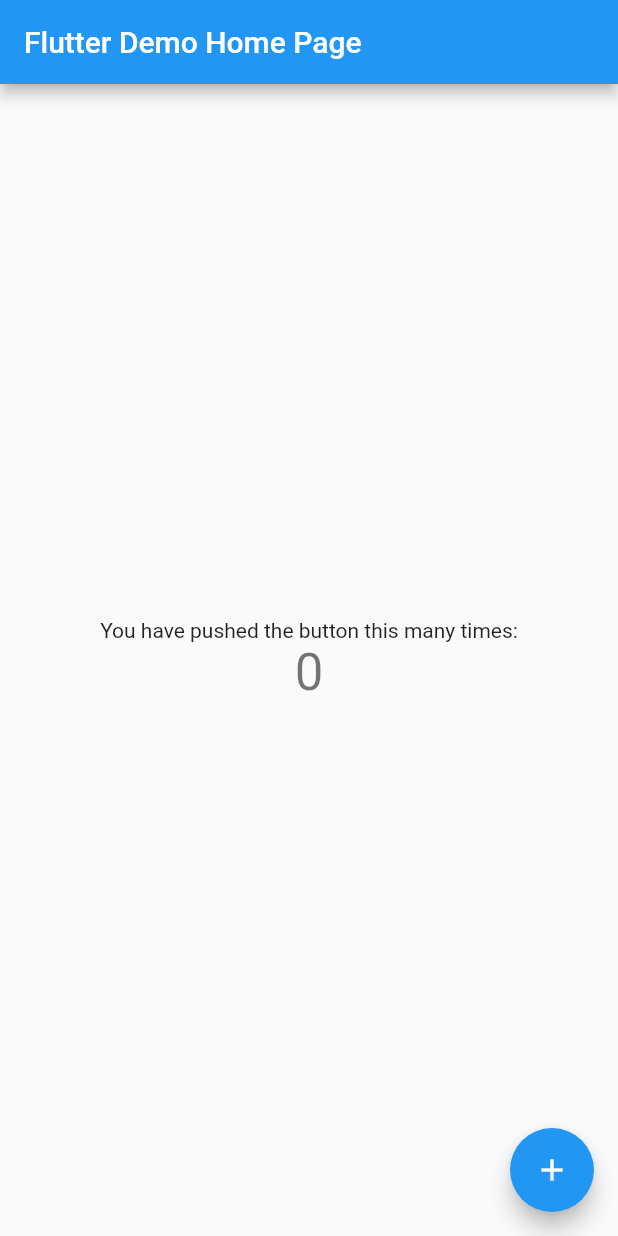
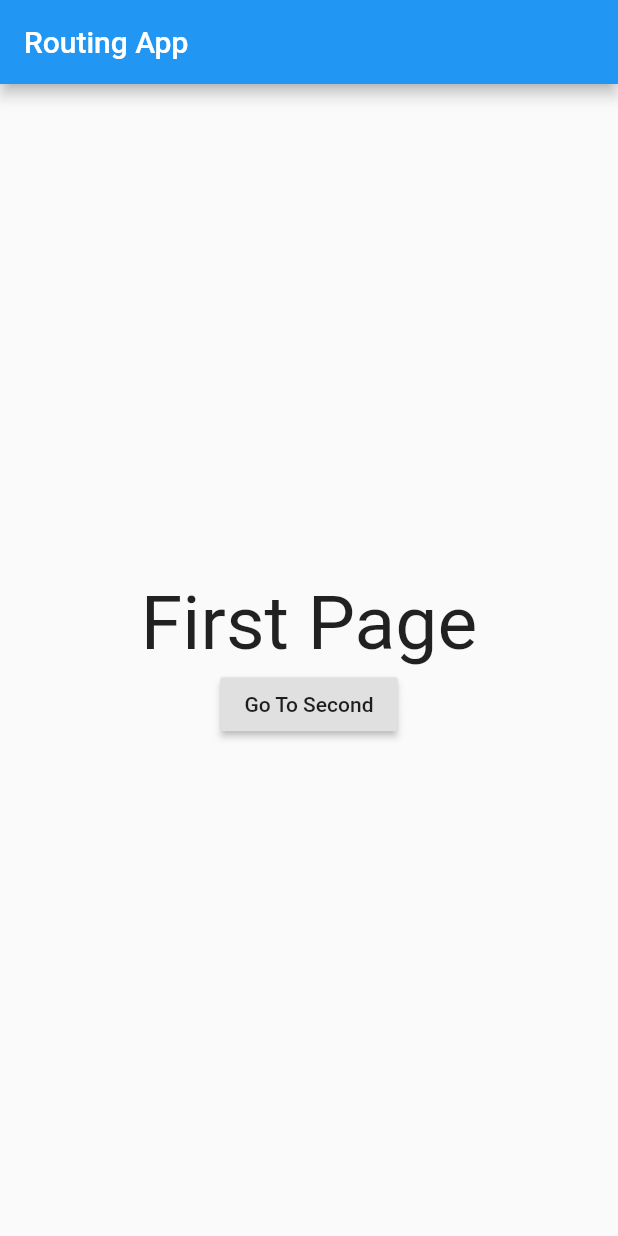
Before and after one commit to ekoRemDev/flutter_routes_and_navigation, a Flutter app: the screen it shows after launch, on a phone screen of 412 x 824 dp. Run offline on Flutter 3.47's test engine with Material 2 defaults, Android fonts, the phone set to English and light mode, and no system bars.

Commit message:
basic routing

```diff
--- a/lib/main.dart
+++ b/lib/main.dart
@@ -3,109 +3,72 @@ import 'package:flutter/material.dart';
 void main() => runApp(MyApp());
 
 class MyApp extends StatelessWidget {
-  // This widget is the root of your application.
   @override
   Widget build(BuildContext context) {
     return MaterialApp(
-      title: 'Flutter Demo',
-      theme: ThemeData(
-        // This is the theme of your application.
-        //
-        // Try running your application with "flutter run". You'll see the
-        // application has a blue toolbar. Then, without quitting the app, try
-        // changing the primarySwatch below to Colors.green and then invoke
-        // "hot reload" (press "r" in the console where you ran "flutter run",
-        // or simply save your changes to "hot reload" in a Flutter IDE).
-        // Notice that the counter didn't reset back to zero; the application
-        // is not restarted.
-        primarySwatch: Colors.blue,
-      ),
-      home: MyHomePage(title: 'Flutter Demo Home Page'),
+      title: 'Routing Demo',
+      theme: ThemeData(primarySwatch: Colors.blue),
+      home: FirstPage(),
     );
   }
 }
 
-class MyHomePage extends StatefulWidget {
-  MyHomePage({Key key, this.title}) : super(key: key);
-
-  // This widget is the home page of your application. It is stateful, meaning
-  // that it has a State object (defined below) that contains fields that affect
-  // how it looks.
-
-  // This class is the configuration for the state. It holds the values (in this
-  // case the title) provided by the parent (in this case the App widget) and
-  // used by the build method of the State. Fields in a Widget subclass are
-  // always marked "final".
-
-  final String title;
-
+class FirstPage extends StatelessWidget {
   @override
-  _MyHomePageState createState() => _MyHomePageState();
+  Widget build(BuildContext context) {
+    // TODO: implement build
+    return Scaffold(
+      appBar: AppBar(
+        title: Text('Routing App'),
+      ),
+      body: Center(
+        child: Column(
+          mainAxisSize: MainAxisSize.min,
+          children: <Widget>[
+            Text(
+              'First Page',
+              style: TextStyle(fontSize: 50.00),
+            ),
+            RaisedButton(
+                child: Text('Go To Second'),
+                onPressed: () {
+                  Navigator.of(context).push(
+                    MaterialPageRoute(
+                      builder: (context) =>
+                          SecondPage(data: 'Hello There From first Page'),
+                    ),
+                  );
+                })
+          ],
+        ),
+      ),
+    );
+  }
 }
 
-class _MyHomePageState extends State<MyHomePage> {
-  int _counter = 0;
+class SecondPage extends StatelessWidget {
+  final String data;
 
-  void _incrementCounter() {
-    setState(() {
-      // This call to setState tells the Flutter framework that something has
-      // changed in this State, which causes it to rerun the build method below
-      // so that the display can reflect the updated values. If we changed
-      // _counter without calling setState(), then the build method would not be
-      // called again, and so nothing would appear to happen.
-      _counter++;
-    });
-  }
+  SecondPage({
+    Key key,
+    @required this.data,
+  }) : super(key: key);
 
   @override
   Widget build(BuildContext context) {
-    // This method is rerun every time setState is called, for instance as done
-    // by the _incrementCounter method above.
-    //
-    // The Flutter framework has been optimized to make rerunning build methods
-    // fast, so that you can just rebuild anything that needs updating rather
-    // than having to individually change instances of widgets.
     return Scaffold(
       appBar: AppBar(
-        // Here we take the value from the MyHomePage object that was created by
-        // the App.build method, and use it to set our appbar title.
-        title: Text(widget.title),
+        title: Text('This is Second Page'),
       ),
       body: Center(
-        // Center is a layout widget. It takes a single child and positions it
-        // in the middle of the parent.
         child: Column(
-          // Column is also a layout widget. It takes a list of children and
-          // arranges them vertically. By default, it sizes itself to fit its
-          // children horizontally, and tries to be as tall as its parent.
-          //
-          // Invoke "debug painting" (press "p" in the console, choose the
-          // "Toggle Debug Paint" action from the Flutter Inspector in Android
-          // Studio, or the "Toggle Debug Paint" command in Visual Studio Code)
-          // to see the wireframe for each widget.
-          //
-          // Column has various properties to control how it sizes itself and
-          // how it positions its children. Here we use mainAxisAlignment to
-          // center the children vertically; the main axis here is the vertical
-          // axis because Columns are vertical (the cross axis would be
-          // horizontal).
-          mainAxisAlignment: MainAxisAlignment.center,
+          mainAxisSize: MainAxisSize.min,
           children: <Widget>[
-            Text(
-              'You have pushed the button this many times:',
-            ),
-            Text(
-              '$_counter',
-              style: Theme.of(context).textTheme.display1,
-            ),
+            Text('Second Page',style: TextStyle(fontSize: 50.00),),
+            Text(data,style: TextStyle(fontSize: 20.00),),
           ],
         ),
       ),
-      floatingActionButton: FloatingActionButton(
-        onPressed: _incrementCounter,
-        tooltip: 'Increment',
-        child: Icon(Icons.add),
-      ), // This trailing comma makes auto-formatting nicer for build methods.
     );
   }
 }
```
